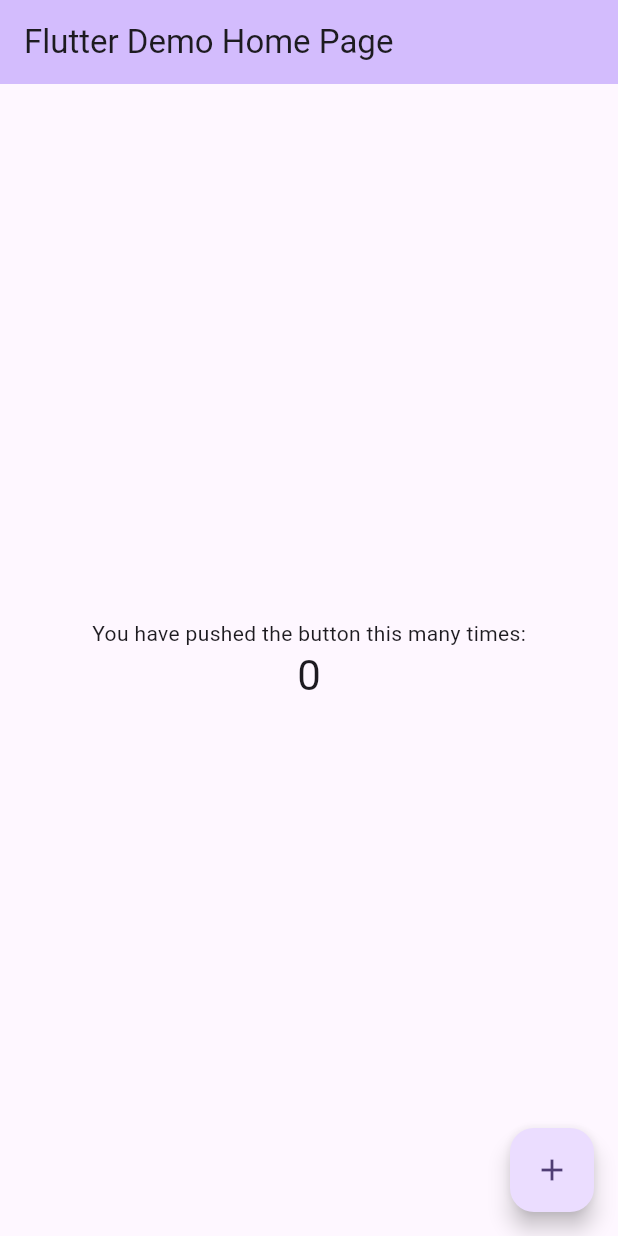
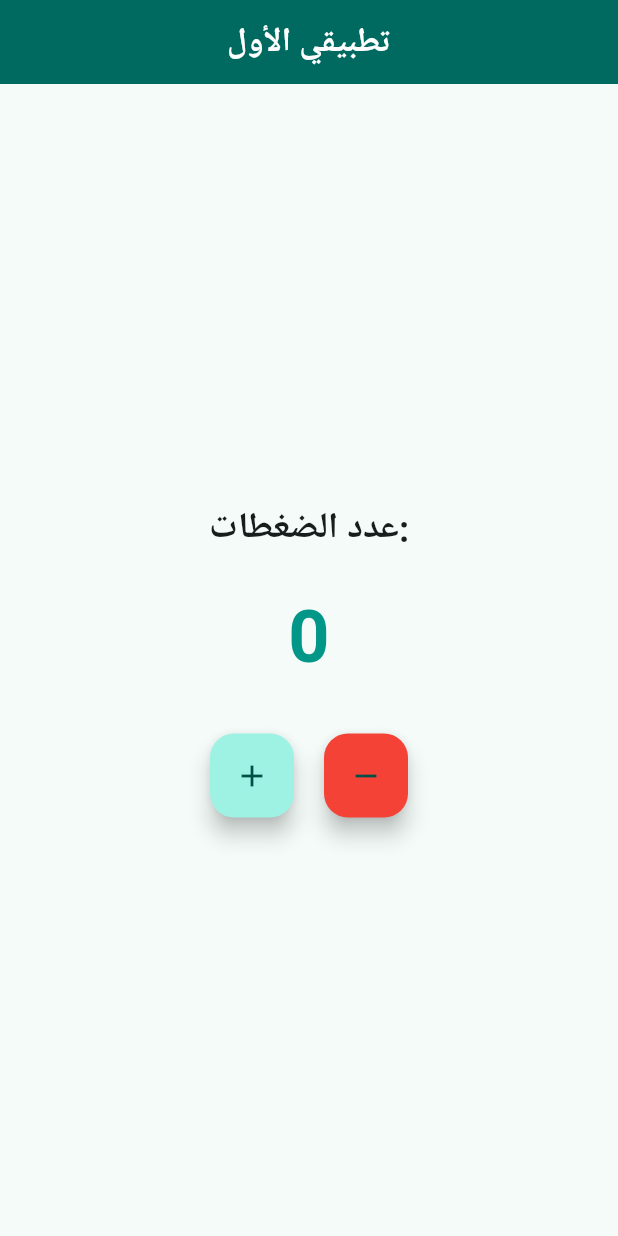
Before and after one commit to Dev-3li/Flutter-First-App, a Flutter app: the screen it shows after launch, on a phone screen of 412 x 824 dp. Run offline on Flutter 3.47's test engine with Material 3 defaults, Android fonts, the phone set to English and light mode, and no system bars; Roboto replaces fonts that are missing (Cairo).

Commit message:
تحسين واجهة المستخدم وإضافة ميزات جديدة

```diff
--- a/lib/main.dart
+++ b/lib/main.dart
@@ -7,46 +7,26 @@ void main() {
 class MyApp extends StatelessWidget {
   const MyApp({super.key});
 
-  // This widget is the root of your application.
   @override
   Widget build(BuildContext context) {
     return MaterialApp(
-      title: 'Flutter Demo',
+      title: 'تطبيقي الأول',
       theme: ThemeData(
-        // This is the theme of your application.
-        //
-        // TRY THIS: Try running your application with "flutter run". You'll see
-        // the application has a purple toolbar. Then, without quitting the app,
-        // try changing the seedColor in the colorScheme below to Colors.green
-        // and then invoke "hot reload" (save your changes or press the "hot
-        // reload" button in a Flutter-supported IDE, or press "r" if you used
-        // the command line to start the app).
-        //
-        // Notice that the counter didn't reset back to zero; the application
-        // state is not lost during the reload. To reset the state, use hot
-        // restart instead.
-        //
-        // This works for code too, not just values: Most code changes can be
-        // tested with just a hot reload.
-        colorScheme: ColorScheme.fromSeed(seedColor: Colors.deepPurple),
+        colorScheme: ColorScheme.fromSeed(
+          seedColor: Colors.teal,
+          brightness: Brightness.light,
+        ),
         useMaterial3: true,
+        fontFamily: 'Cairo',
       ),
-      home: const MyHomePage(title: 'Flutter Demo Home Page'),
+      debugShowCheckedModeBanner: false,
+      home: const MyHomePage(title: 'تطبيقي الأول'),
     );
   }
 }
 
 class MyHomePage extends StatefulWidget {
   const MyHomePage({super.key, required this.title});
-
-  // This widget is the home page of your application. It is stateful, meaning
-  // that it has a State object (defined below) that contains fields that affect
-  // how it looks.
-
-  // This class is the configuration for the state. It holds the values (in this
-  // case the title) provided by the parent (in this case the App widget) and
-  // used by the build method of the State. Fields in a Widget subclass are
-  // always marked "final".
 
   final String title;
 
@@ -59,67 +39,71 @@ class _MyHomePageState extends State<MyHomePage> {
 
   void _incrementCounter() {
     setState(() {
-      // This call to setState tells the Flutter framework that something has
-      // changed in this State, which causes it to rerun the build method below
-      // so that the display can reflect the updated values. If we changed
-      // _counter without calling setState(), then the build method would not be
-      // called again, and so nothing would appear to happen.
       _counter++;
+    });
+  }
+
+  void _decrementCounter() {
+    setState(() {
+      if (_counter > 0) _counter--;
     });
   }
 
   @override
   Widget build(BuildContext context) {
-    // This method is rerun every time setState is called, for instance as done
-    // by the _incrementCounter method above.
-    //
-    // The Flutter framework has been optimized to make rerunning build methods
-    // fast, so that you can just rebuild anything that needs updating rather
-    // than having to individually change instances of widgets.
     return Scaffold(
       appBar: AppBar(
-        // TRY THIS: Try changing the color here to a specific color (to
-        // Colors.amber, perhaps?) and trigger a hot reload to see the AppBar
-        // change color while the other colors stay the same.
-        backgroundColor: Theme.of(context).colorScheme.inversePrimary,
-        // Here we take the value from the MyHomePage object that was created by
-        // the App.build method, and use it to set our appbar title.
-        title: Text(widget.title),
+        backgroundColor: Theme.of(context).colorScheme.primary,
+        title: Text(
+          widget.title,
+          style: const TextStyle(
+            color: Colors.white,
+            fontWeight: FontWeight.bold,
+          ),
+        ),
+        centerTitle: true,
       ),
       body: Center(
-        // Center is a layout widget. It takes a single child and positions it
-        // in the middle of the parent.
         child: Column(
-          // Column is also a layout widget. It takes a list of children and
-          // arranges them vertically. By default, it sizes itself to fit its
-          // children horizontally, and tries to be as tall as its parent.
-          //
-          // Column has various properties to control how it sizes itself and
-          // how it positions its children. Here we use mainAxisAlignment to
-          // center the children vertically; the main axis here is the vertical
-          // axis because Columns are vertical (the cross axis would be
-          // horizontal).
-          //
-          // TRY THIS: Invoke "debug painting" (choose the "Toggle Debug Paint"
-          // action in the IDE, or press "p" in the console), to see the
-          // wireframe for each widget.
           mainAxisAlignment: MainAxisAlignment.center,
-          children: <Widget>[
+          children: [
             const Text(
-              'You have pushed the button this many times:',
+              'عدد الضغطات:',
+              style: TextStyle(
+                fontSize: 24,
+                fontWeight: FontWeight.bold,
+              ),
             ),
+            const SizedBox(height: 20),
             Text(
               '$_counter',
-              style: Theme.of(context).textTheme.headlineMedium,
+              style: const TextStyle(
+                fontSize: 48,
+                fontWeight: FontWeight.bold,
+                color: Colors.teal,
+              ),
+            ),
+            const SizedBox(height: 30),
+            Row(
+              mainAxisAlignment: MainAxisAlignment.center,
+              children: [
+                FloatingActionButton(
+                  onPressed: _incrementCounter,
+                  tooltip: 'زيادة',
+                  child: const Icon(Icons.add),
+                ),
+                const SizedBox(width: 20),
+                FloatingActionButton(
+                  onPressed: _decrementCounter,
+                  tooltip: 'نقص',
+                  backgroundColor: Colors.red,
+                  child: const Icon(Icons.remove),
+                ),
+              ],
             ),
           ],
         ),
       ),
-      floatingActionButton: FloatingActionButton(
-        onPressed: _incrementCounter,
-        tooltip: 'Increment',
-        child: const Icon(Icons.add),
-      ), // This trailing comma makes auto-formatting nicer for build methods.
     );
   }
 }
```
Also changed, not shown: pubspec.lock.
